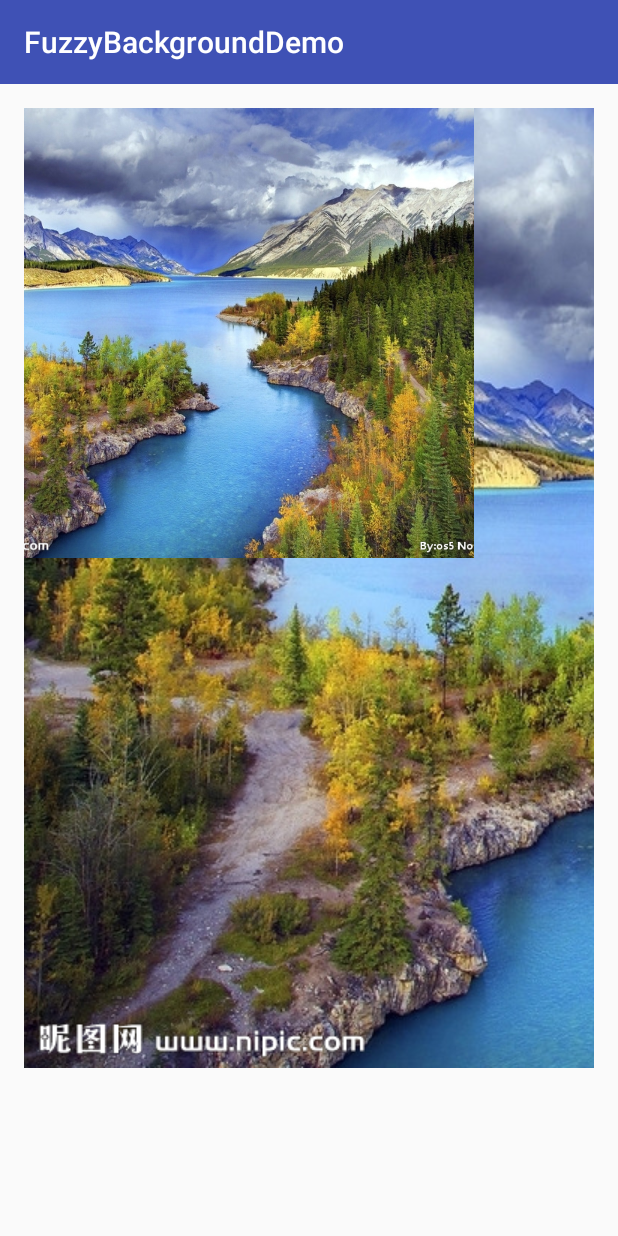
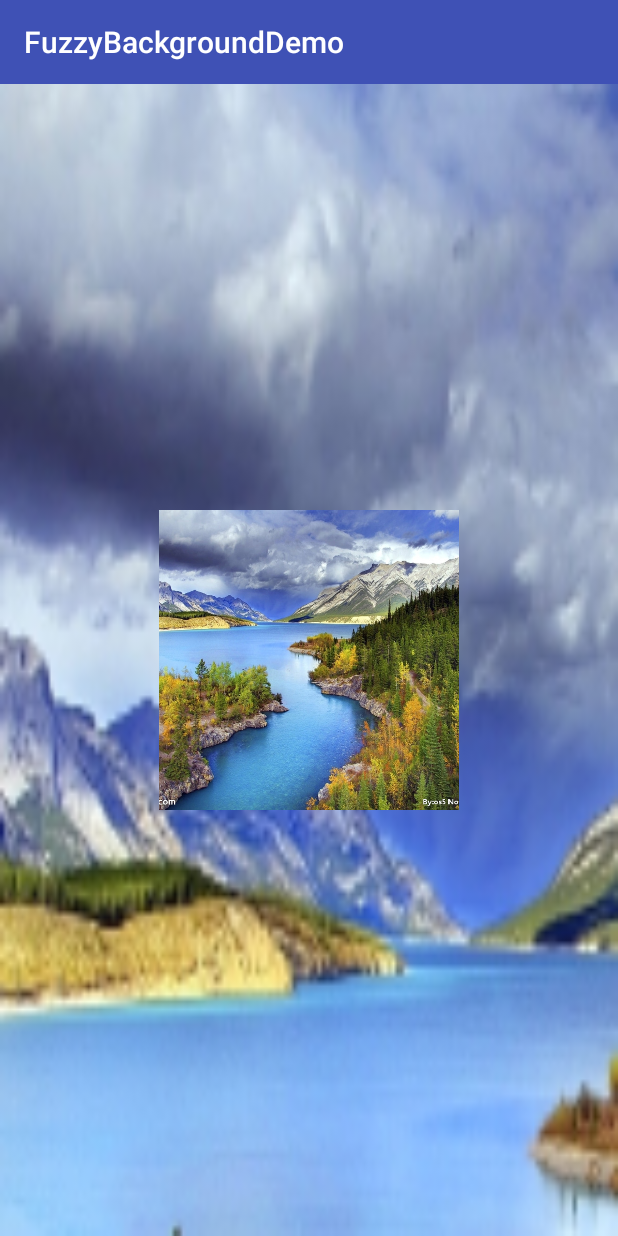
Before and after one commit to JesseeChen/BlurryView, an Android app: the screen it shows after launch (MainActivity), on a phone screen of 412 x 824 dp. Run offline under Robolectric (Android 15) with nearby library versions, the phone set to English and light mode, and no system bars; 8 statements that could not run were skipped.

Commit message:
渲染成功

```diff
--- a/app/src/main/java/com/jesse/fuzzybackgrounddemo/BlurryView.java
+++ b/app/src/main/java/com/jesse/fuzzybackgrounddemo/BlurryView.java
@@ -1,7 +1,6 @@
 package com.jesse.fuzzybackgrounddemo;
 
 import android.content.Context;
-import android.content.res.TypedArray;
 import android.graphics.Bitmap;
 import android.graphics.Canvas;
 import android.graphics.drawable.BitmapDrawable;
@@ -9,21 +8,16 @@ import android.renderscript.Allocation;
 import android.renderscript.RenderScript;
 import android.renderscript.ScriptIntrinsicBlur;
 import android.util.AttributeSet;
-import android.util.TypedValue;
+import android.view.ViewTreeObserver;
 import android.widget.ImageView;
 import android.widget.RelativeLayout;
-
-import static android.view.ViewGroup.LayoutParams.MATCH_PARENT;
-import static android.view.ViewGroup.LayoutParams.WRAP_CONTENT;
 
 /**
  * Created by Jesse on 2016/11/15.
  */
 public class BlurryView extends RelativeLayout {
-    private int mBitmapId;
-    private int imageWidth;
-    private int imageHeight;
     private ImageView mImageView;
+    private Bitmap mBitmap;
 
     public BlurryView(Context context) {
         super(context);
@@ -31,18 +25,30 @@ public class BlurryView extends RelativeLayout {
 
     public BlurryView(Context context, AttributeSet attrs) {
         super(context, attrs);
-        initRes(context, attrs);
-        mImageView = new ImageView(context);
-        LayoutParams layoutParams = new LayoutParams(imageWidth, imageHeight);
-        mImageView.setLayoutParams(layoutParams);
-        mImageView.setImageResource(mBitmapId);
-        mImageView.setScaleType(ImageView.ScaleType.CENTER_CROP);
-        addView(mImageView);
     }
 
-    private void doBlurry(ImageView imageView) {
-        Bitmap bitmap = BitmapUtil.drawable2Bitmap(imageView.getDrawable());
-        Bitmap overlay = Bitmap.createBitmap(getMeasuredWidth(), getMeasuredHeight(), Bitmap.Config.ARGB_8888);
+    private ImageView getChildImageView() {
+        return (ImageView) findViewById(R.id.image_id);
+    }
+
+    private void addViewObserver() {
+        mImageView.getViewTreeObserver().addOnPreDrawListener(new ViewTreeObserver.OnPreDrawListener() {
+            @Override
+            public boolean onPreDraw() {
+                mImageView.getViewTreeObserver().removeOnPreDrawListener(this);
+                mImageView.setDrawingCacheEnabled(true);
+                mBitmap = mImageView.getDrawingCache();
+
+                Bitmap overlay = doBlurry(mBitmap, 10, 0.5f);
+                setBackground(new BitmapDrawable(getResources(), overlay));
+                mImageView.setDrawingCacheEnabled(false);
+                return true;
+            }
+        });
+    }
+
+    private Bitmap doBlurry(Bitmap bitmap, int blurryRadius, float ratio) {
+        Bitmap overlay = Bitmap.createBitmap((int) (bitmap.getWidth() * ratio), (int) (bitmap.getHeight() * ratio), Bitmap.Config.ARGB_8888);
         Canvas canvas = new Canvas(overlay);
         canvas.drawBitmap(bitmap, 0, 0, null);
 
@@ -50,37 +56,22 @@ public class BlurryView extends RelativeLayout {
         RenderScript rs = RenderScript.create(getContext());
         Allocation allocation = Allocation.createFromBitmap(rs, overlay);
         ScriptIntrinsicBlur blur = ScriptIntrinsicBlur.create(rs, allocation.getElement());
-
         //渲染
         blur.setInput(allocation);
-        blur.setRadius(20);
+        blur.setRadius(blurryRadius);
         blur.forEach(allocation);
         allocation.copyTo(overlay);
-
-        setBackground(new BitmapDrawable(getResources(), overlay));
-
         //回收
         rs.destroy();
+
+        return overlay;
     }
 
-    private void initRes(Context context, AttributeSet attrs) {
-        TypedArray typedArray = getResources().obtainAttributes(attrs, R.styleable.BlurryView);
-        mBitmapId = typedArray.getResourceId(R.styleable.BlurryView_src, 0);
-        imageWidth = (int) typedArray.getDimension(R.styleable.BlurryView_image_width, 0);
-        imageHeight = (int) typedArray.getDimension(R.styleable.BlurryView_image_height, 0);
-
-        if (imageWidth != WRAP_CONTENT && imageWidth != MATCH_PARENT) {
-            imageWidth = (int) TypedValue.applyDimension(TypedValue.COMPLEX_UNIT_DIP, imageWidth, getResources().getDisplayMetrics());
-        }
-        if (imageHeight != WRAP_CONTENT && imageHeight != MATCH_PARENT) {
-            imageHeight = (int) TypedValue.applyDimension(TypedValue.COMPLEX_UNIT_DIP, imageHeight, getResources().getDisplayMetrics());
-        }
-        typedArray.recycle();
-    }
 
     @Override
-    protected void onSizeChanged(int w, int h, int oldw, int oldh) {
-        super.onSizeChanged(w, h, oldw, oldh);
-        doBlurry(mImageView);
+    protected void onAttachedToWindow() {
+        super.onAttachedToWindow();
+        mImageView = getChildImageView();
+        addViewObserver();
     }
 }
--- a/app/src/main/res/layout/activity_main.xml
+++ b/app/src/main/res/layout/activity_main.xml
@@ -1,22 +1,23 @@
 <?xml version="1.0" encoding="utf-8"?>
 <RelativeLayout
     xmlns:android="http://schemas.android.com/apk/res/android"
-    xmlns:app="http://schemas.android.com/apk/res-auto"
     xmlns:tools="http://schemas.android.com/tools"
     android:layout_width="match_parent"
     android:layout_height="match_parent"
-    android:paddingBottom="@dimen/activity_vertical_margin"
-    android:paddingLeft="@dimen/activity_horizontal_margin"
-    android:paddingRight="@dimen/activity_horizontal_margin"
-    android:paddingTop="@dimen/activity_vertical_margin"
     tools:context="com.jesse.fuzzybackgrounddemo.MainActivity">
 
     <com.jesse.fuzzybackgrounddemo.BlurryView
         android:id="@+id/iv"
         android:layout_width="match_parent"
         android:layout_height="match_parent"
-        app:image_height="200dp"
-        app:image_width="200dp"
-        app:src="@drawable/landscape"
-        />
+        >
+
+        <ImageView
+            android:scaleType="centerCrop"
+            android:src="@drawable/landscape"
+            android:id="@id/image_id"
+            android:layout_width="200dp"
+            android:layout_height="200dp"
+            android:layout_centerInParent="true"/>
+    </com.jesse.fuzzybackgrounddemo.BlurryView>
 </RelativeLayout>
--- a/app/src/main/res/values/attrs.xml
+++ /dev/null
@@ -1,12 +0,0 @@
-<?xml version="1.0" encoding="utf-8"?>
-<resources>
-    <!--<declare-styleable name="FuzzyView">-->
-        <!--<attr name="src" format="reference"/>-->
-    <!--</declare-styleable>-->
-
-    <declare-styleable name="BlurryView">
-        <attr name="src" format="reference"/>
-        <attr name="image_width" format="dimension"/>
-        <attr name="image_height" format="dimension"/>
-    </declare-styleable>
-</resources>
--- /dev/null
+++ b/app/src/main/res/values/ids.xml
@@ -0,0 +1,4 @@
+<?xml version="1.0" encoding="utf-8"?>
+<resources>
+    <item name="image_id" type="id"/>
+</resources>
```
